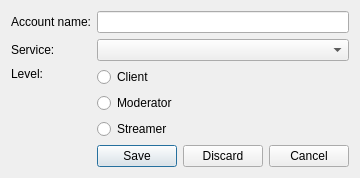
Before: the Qt Designer form src/forms/edit_profile.ui in wakeofluna/qlivestream, drawn with Qt 5.
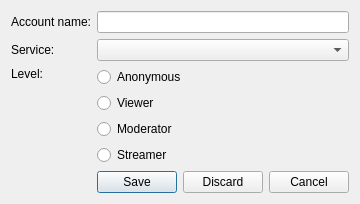
After: the same form once the commit is applied.

Commit message: Add login level ANONYMOUS

What changed in the file:
```diff
--- a/src/forms/edit_profile.ui
+++ b/src/forms/edit_profile.ui
@@ -7,7 +7,7 @@
     <x>0</x>
     <y>0</y>
     <width>506</width>
-    <height>176</height>
+    <height>202</height>
    </rect>
   </property>
   <property name="windowTitle">
@@ -51,12 +51,19 @@
    <item row="2" column="2">
     <layout class="QVBoxLayout" name="layScopes">
      <item>
-      <widget class="QRadioButton" name="optClient">
+      <widget class="QRadioButton" name="optAnonymous">
+       <property name="text">
+        <string>Anonymous</string>
+       </property>
+      </widget>
+     </item>
+     <item>
+      <widget class="QRadioButton" name="optViewer">
        <property name="toolTip">
         <string>Connect to the service as a client. You will not have any options to control stream settings for your or any other channel.</string>
        </property>
        <property name="text">
-        <string>Client</string>
+        <string>Viewer</string>
        </property>
       </widget>
      </item>
```
The commit also changes 5 other files.
